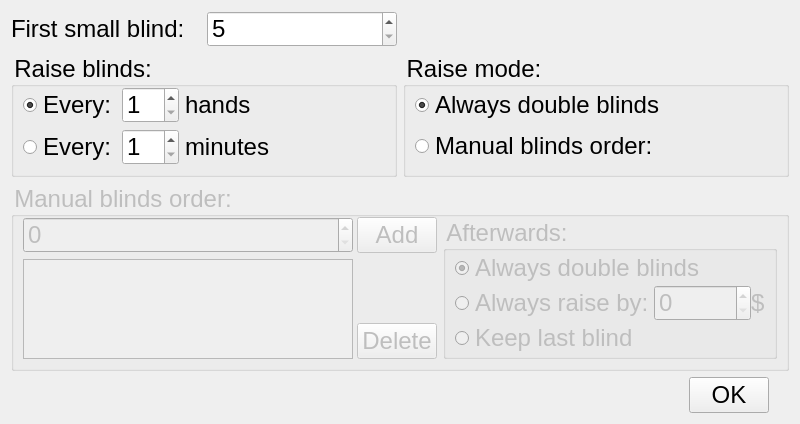
The window that src/gui/qt/gui_800x480/changecompleteblindsdialog_800x480.ui (pokerth/pokerth) describes before a commit, drawn with Qt 5.
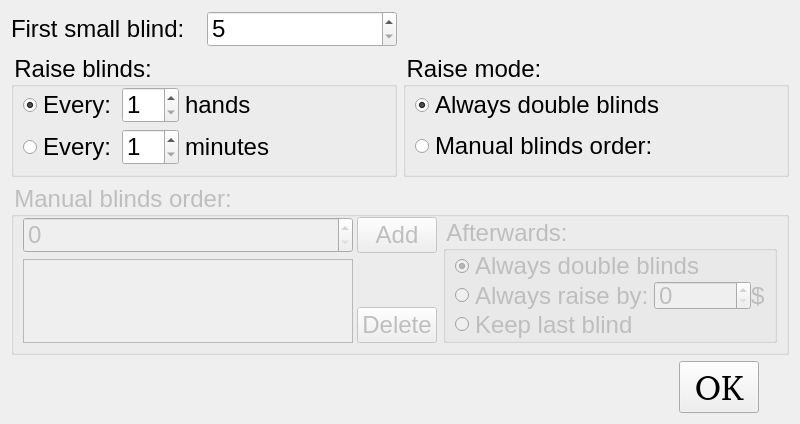
The same window after the commit. Icons and pictures are not drawn.

```diff
--- a/src/gui/qt/gui_800x480/changecompleteblindsdialog_800x480.ui
+++ b/src/gui/qt/gui_800x480/changecompleteblindsdialog_800x480.ui
@@ -304,6 +304,9 @@
      </item>
      <item>
       <widget class="QPushButton" name="pushButton">
+       <property name="styleSheet">
+        <string notr="true">QObject{font: 36px, }</string>
+       </property>
        <property name="text">
         <string> OK </string>
        </property>
@@ -313,8 +316,8 @@
        </property>
        <property name="iconSize">
         <size>
-         <width>24</width>
-         <height>24</height>
+         <width>32</width>
+         <height>32</height>
         </size>
        </property>
        <property name="autoDefault">
@@ -332,7 +335,7 @@
        </property>
        <property name="sizeHint" stdset="0">
         <size>
-         <width>20</width>
+         <width>30</width>
          <height>20</height>
         </size>
        </property>
```
Left out of the diff: 3 changed lines with no effect on the pictures.
